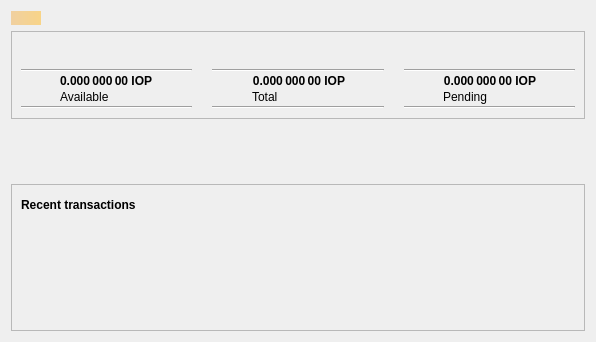
Old version of the form src/qt/forms/overviewpage.ui in the repository Internet-of-People/iop-core.
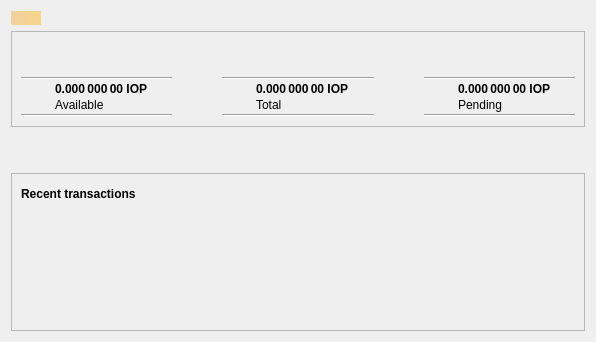
New version of the form. Icons and pictures are not drawn.

Commit message: overview layout + connection counter

```diff
--- a/src/qt/forms/overviewpage.ui
+++ b/src/qt/forms/overviewpage.ui
@@ -40,7 +40,7 @@
                 </widget>
             </item>
             <item>
-                <layout class="QVBoxLayout" name="overview_Vertical" stretch="1,1">
+                <layout class="QVBoxLayout" name="overview_Vertical" stretch="0,1">
                     <item>
                         <layout class="QVBoxLayout" name="verticalLayout_2">
                             <item>
@@ -65,7 +65,7 @@
                                                         <property name="sizeHint" stdset="0">
                                                             <size>
                                                                 <width>40</width>
-                                                                <height>10</height>
+                                                                <height>30</height>
                                                             </size>
                                                         </property>
                                                     </spacer>
@@ -109,7 +109,7 @@
                                         <item>
                                             <layout class="QHBoxLayout" name ="balancesLayout">
                                                 <property name="spacing">
-                                                    <number>20</number>
+                                                    <number>50</number>
                                                 </property>
                                                 <item>
                                                     <layout class="QGridLayout" name="gridAvailable">
@@ -266,9 +266,6 @@
                                                                 <property name="text">
                                                                     <string notr="true">0.000 000 00 IOP</string>
                                                                 </property>
-                                                                <property name="alignment">
-                                                                    <set>Qt::AlignRight|Qt::AlignTrailing|Qt::AlignVCenter</set>
-                                                                </property>
                                                                 <property name="textInteractionFlags">
                                                                     <set>Qt::LinksAccessibleByMouse|Qt::TextSelectableByKeyboard|Qt::TextSelectableByMouse</set>
                                                                 </property>
@@ -276,7 +273,7 @@
                                                         </item>
                                                         <!-- available label-->
                                                         <item row="2" column="1">
-                                                            <widget class="QLabel" name="labelBalanceText">
+                                                            <widget class="QLabel" name="labelTotalText">
                                                                 <property name="text">
                                                                     <string>Total</string>
                                                                 </property>
@@ -358,9 +355,6 @@
                                                                 <property name="text">
                                                                     <string notr="true">0.000 000 00 IOP</string>
                                                                 </property>
-                                                                <property name="alignment">
-                                                                    <set>Qt::AlignRight|Qt::AlignTrailing|Qt::AlignVCenter</set>
-                                                                </property>
                                                                 <property name="textInteractionFlags">
                                                                     <set>Qt::LinksAccessibleByMouse|Qt::TextSelectableByKeyboard|Qt::TextSelectableByMouse</set>
                                                                 </property>
@@ -368,7 +362,7 @@
                                                         </item>
                                                         <!-- available label-->
                                                         <item row="2" column="1">
-                                                            <widget class="QLabel" name="labelBalanceText">
+                                                            <widget class="QLabel" name="labelPendingText">
                                                                 <property name="text">
                                                                     <string>Pending</string>
                                                                 </property>
```
The commit also changes 3 other files.
